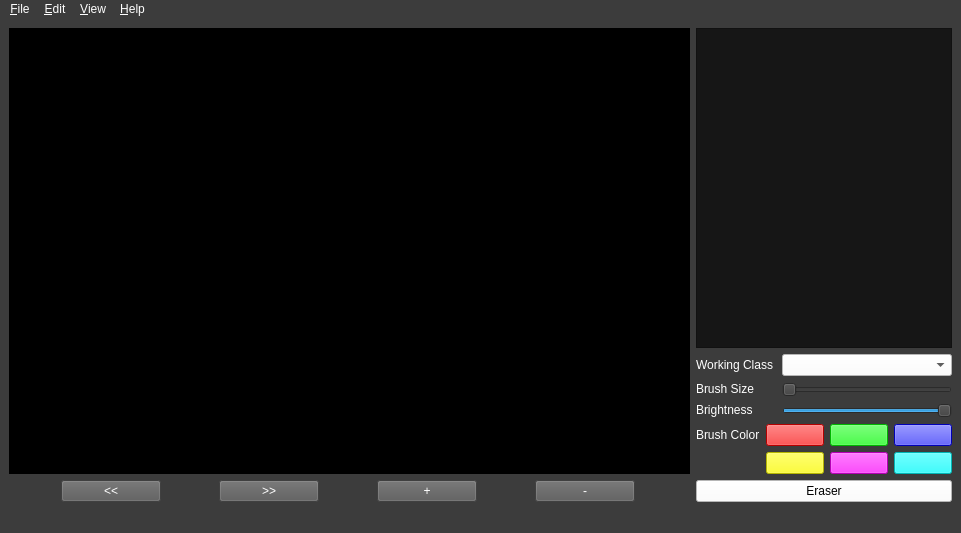
This is mainwindow.ui in bruceHun/pythonImageEditor as Qt 5 draws it before an edit. The edited form follows.
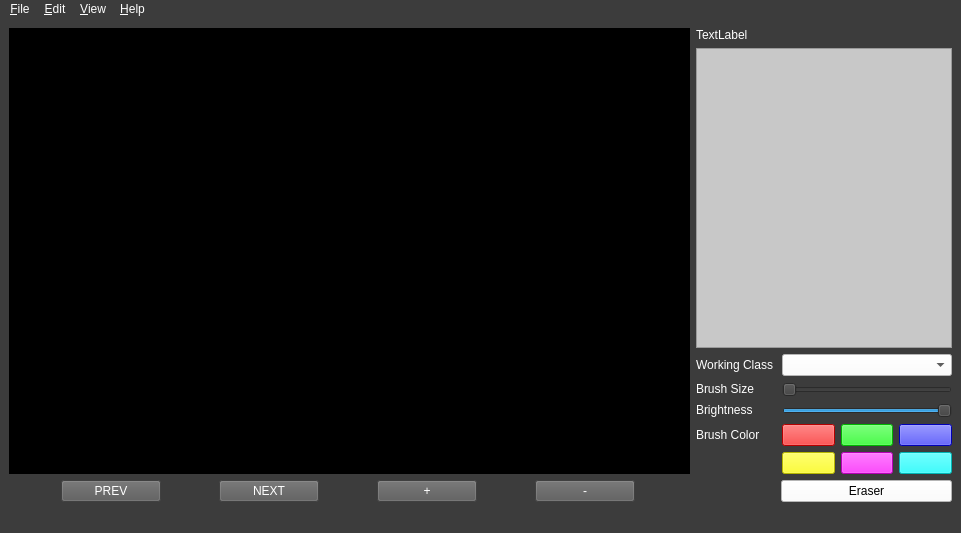
This is the edited form.

Commit message: Modify layout & map left, right key to prev, next

Diff of the .ui file:
```diff
--- a/mainwindow.ui
+++ b/mainwindow.ui
@@ -17,9 +17,23 @@
    <string notr="true">background-color: rgb(60, 60, 60);</string>
   </property>
   <widget class="QWidget" name="centralwidget">
+   <property name="styleSheet">
+    <string notr="true"/>
+   </property>
    <layout class="QGridLayout" name="gridLayout">
     <item row="0" column="1" rowspan="2">
      <layout class="QVBoxLayout" name="SideBar">
+      <item>
+       <widget class="QLabel" name="NumOfImageslabel">
+        <property name="styleSheet">
+         <string notr="true">color: rgb(255, 255, 255);
+font: 9pt &quot;Arial&quot;;</string>
+        </property>
+        <property name="text">
+         <string>TextLabel</string>
+        </property>
+       </widget>
+      </item>
       <item>
        <widget class="QListWidget" name="listWidget">
         <property name="sizePolicy">
@@ -34,11 +48,23 @@
           <height>0</height>
          </size>
         </property>
+        <property name="cursor" stdset="0">
+         <cursorShape>ArrowCursor</cursorShape>
+        </property>
+        <property name="autoFillBackground">
+         <bool>false</bool>
+        </property>
         <property name="styleSheet">
-         <string notr="true">color: rgb(255, 255, 255);
-alternate-background-color: rgb(255, 170, 0);
-selection-color: rgb(255, 170, 0);
-background-color: rgb(22, 22, 22);</string>
+         <string notr="true">background-color: rgb(200, 200, 200);</string>
+        </property>
+        <property name="alternatingRowColors">
+         <bool>false</bool>
+        </property>
+        <property name="selectionBehavior">
+         <enum>QAbstractItemView::SelectItems</enum>
+        </property>
+        <property name="selectionRectVisible">
+         <bool>false</bool>
         </property>
        </widget>
       </item>
@@ -159,7 +185,8 @@
         <item row="0" column="1">
          <widget class="QPushButton" name="ColorBtn1">
           <property name="styleSheet">
-           <string notr="true">background-color: rgb(252, 0, 0);</string>
+           <string notr="true">background-color: rgb(252, 0, 0);
+selection-background-color: rgb(0, 0, 255);</string>
           </property>
           <property name="text">
            <string/>
@@ -174,6 +201,18 @@
             <verstretch>0</verstretch>
            </sizepolicy>
           </property>
+          <property name="minimumSize">
+           <size>
+            <width>80</width>
+            <height>0</height>
+           </size>
+          </property>
+          <property name="maximumSize">
+           <size>
+            <width>80</width>
+            <height>16777215</height>
+           </size>
+          </property>
           <property name="styleSheet">
            <string notr="true">color: rgb(255, 255, 255);</string>
           </property>
@@ -235,14 +274,38 @@
        </layout>
       </item>
       <item>
-       <widget class="QPushButton" name="EraserBtn">
-        <property name="styleSheet">
-         <string notr="true">background-color: rgb(255, 255, 255);</string>
+       <layout class="QHBoxLayout" name="horizontalLayout">
+        <property name="sizeConstraint">
+         <enum>QLayout::SetFixedSize</enum>
         </property>
-        <property name="text">
-         <string>Eraser</string>
-        </property>
-       </widget>
+        <item>
+         <spacer name="horizontalSpacer">
+          <property name="orientation">
+           <enum>Qt::Horizontal</enum>
+          </property>
+          <property name="sizeType">
+           <enum>QSizePolicy::Fixed</enum>
+          </property>
+          <property name="sizeHint" stdset="0">
+           <size>
+            <width>85</width>
+            <height>20</height>
+           </size>
+          </property>
+         </spacer>
+        </item>
+        <item>
+         <widget class="QPushButton" name="EraserBtn">
+          <property name="styleSheet">
+           <string notr="true">background-color: rgb(255, 255, 255);
+font: 9pt &quot;Arial&quot;;</string>
+          </property>
+          <property name="text">
+           <string>Eraser</string>
+          </property>
+         </widget>
+        </item>
+       </layout>
       </item>
      </layout>
     </item>
@@ -295,10 +358,12 @@
         </property>
         <property name="styleSheet">
          <string notr="true">color: rgb(255, 255, 255);
+font: 9pt &quot;Arial&quot;;
+selection-color: rgb(255, 170, 0);
 background-color: rgb(90, 90, 90);</string>
         </property>
         <property name="text">
-         <string>&lt;&lt;</string>
+         <string>PREV</string>
         </property>
        </widget>
       </item>
@@ -324,10 +389,12 @@
         </property>
         <property name="styleSheet">
          <string notr="true">color: rgb(255, 255, 255);
+font: 9pt &quot;Arial&quot;;
+selection-color: rgb(255, 170, 0);
 background-color: rgb(90, 90, 90);</string>
         </property>
         <property name="text">
-         <string>&gt;&gt;</string>
+         <string>NEXT</string>
         </property>
        </widget>
       </item>
```
Left out of the diff: 30 changed lines with no effect on the pictures. The commit also changes 2 other files.
